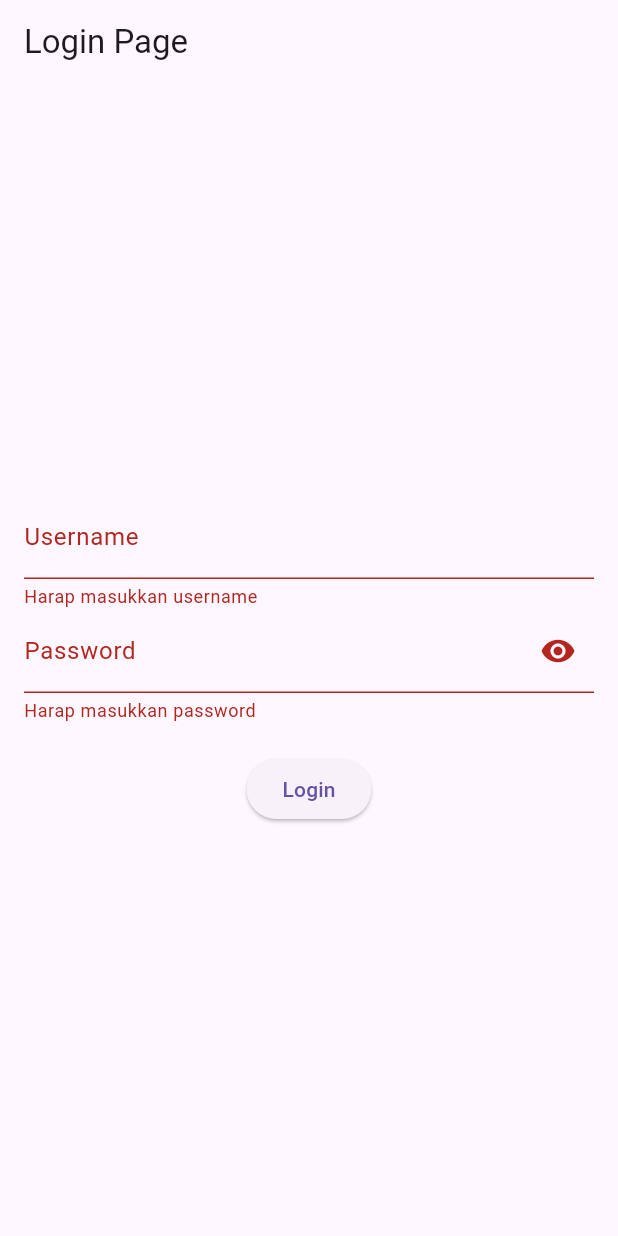
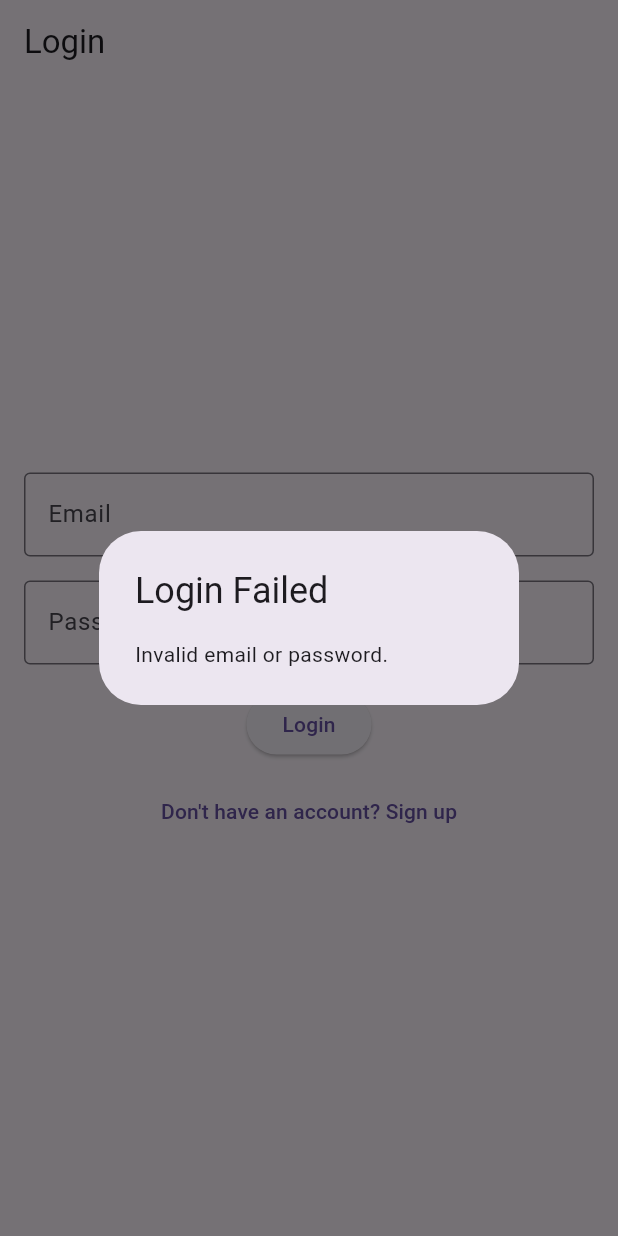
Before and after one commit to TEUNGKU-ZULKIFLI/ACEH_TICKET_TRAVEL_CAR, a Flutter app: the screen it shows after launch, after a tap on "Login", on a phone screen of 412 x 824 dp. Run offline on Flutter 3.47's test engine with Material 3 defaults, Android fonts, the light colour scheme and no system bars; our stand-ins replace flutter_local_notifications.

Commit message:
fajri mengedit page login_page.dart

```diff
--- a/lib/login_page.dart
+++ b/lib/login_page.dart
@@ -1,88 +1,307 @@
 import 'package:flutter/material.dart';
-import 'bottom_nav_page.dart';
 
+void main() {
+  runApp(const MyApp());
+}
+
+class MyApp extends StatelessWidget {
+  const MyApp({Key? key}) : super(key: key);
+
+  @override
+  Widget build(BuildContext context) {
+    return MaterialApp(
+      debugShowCheckedModeBanner: false,
+      title: 'Flutter Auth',
+      theme: ThemeData(
+        primarySwatch: Colors.blue,
+      ),
+      home: const LoginPage(),
+    );
+  }
+}
+
+// Halaman Login
 class LoginPage extends StatefulWidget {
+  const LoginPage({Key? key}) : super(key: key);
+
   @override
   _LoginPageState createState() => _LoginPageState();
 }
 
 class _LoginPageState extends State<LoginPage> {
-  final TextEditingController _usernameController = TextEditingController();
-  final TextEditingController _passwordController = TextEditingController();
-  final _formKey = GlobalKey<FormState>();
-  bool _isObscure = true;
+  final _emailController = TextEditingController();
+  final _passwordController = TextEditingController();
+
+  // Variabel untuk menyimpan email dan password yang didaftarkan
+  String? registeredEmail;
+  String? registeredPassword;
+
+  // Fungsi untuk menerima email dan password dari halaman SignUpPage
+  void registerAccount(String email, String password) {
+    setState(() {
+      registeredEmail = email;
+      registeredPassword = password;
+    });
+  }
 
   void _login() {
-    if (_formKey.currentState!.validate()) {
-      String username = _usernameController.text;
-      String password = _passwordController.text;
+    final email = _emailController.text;
+    final password = _passwordController.text;
 
-      // Simulasi autentikasi
-      if (username == 'admin' && password == '1') {
+    if (email == registeredEmail && password == registeredPassword) {
       Navigator.pushReplacement(
         context,
-          MaterialPageRoute(builder: (context) => BottomNavPage()),
+        MaterialPageRoute(
+          builder: (context) => HomePage(
+            email: registeredEmail!,
+          ),
+        ),
       );
     } else {
-        ScaffoldMessenger.of(context).showSnackBar(
-          SnackBar(content: Text('Username atau password salah')),
+      showDialog(
+        context: context,
+        builder: (context) {
+          return const AlertDialog(
+            title: Text('Login Failed'),
+            content: Text('Invalid email or password.'),
           );
-      }
+        },
+      );
     }
   }
 
   @override
   Widget build(BuildContext context) {
     return Scaffold(
-      appBar: AppBar(title: Text('Login Page')),
+      appBar: AppBar(
+        title: const Text('Login'),
+      ),
       body: Padding(
         padding: const EdgeInsets.all(16.0),
-        child: Form(
-          key: _formKey,
         child: Column(
           mainAxisAlignment: MainAxisAlignment.center,
           children: [
-              TextFormField(
-                controller: _usernameController,
-                decoration: InputDecoration(labelText: 'Username'),
-                validator: (value) {
-                  if (value == null || value.isEmpty) {
-                    return 'Harap masukkan username';
-                  }
-                  return null;
-                },
-              ),
-              TextFormField(
-                controller: _passwordController,
-                decoration: InputDecoration(
-                  labelText: 'Password',
-                  suffixIcon: IconButton(
-                    icon: Icon(
-                        _isObscure ? Icons.visibility : Icons.visibility_off),
-                    onPressed: () {
-                      setState(() {
-                        _isObscure = !_isObscure;
-                      });
-                    },
+            TextField(
+              controller: _emailController,
+              keyboardType: TextInputType.emailAddress,
+              decoration: const InputDecoration(
+                labelText: 'Email',
+                border: OutlineInputBorder(),
               ),
             ),
-                obscureText: _isObscure,
-                validator: (value) {
-                  if (value == null || value.isEmpty) {
-                    return 'Harap masukkan password';
-                  }
-                  return null;
-                },
+            const SizedBox(height: 16.0),
+            TextField(
+              controller: _passwordController,
+              obscureText: true,
+              decoration: const InputDecoration(
+                labelText: 'Password',
+                border: OutlineInputBorder(),
               ),
-              SizedBox(height: 20),
+            ),
+            const SizedBox(height: 16.0),
             ElevatedButton(
               onPressed: _login,
-                child: Text('Login'),
+              child: const Text('Login'),
+            ),
+            const SizedBox(height: 10.0),
+            TextButton(
+              onPressed: () {
+                Navigator.push(
+                  context,
+                  MaterialPageRoute(
+                    builder: (context) => SignUpPage(onSignUp: registerAccount),
+                  ),
+                );
+              },
+              child: const Text("Don't have an account? Sign up"),
             ),
           ],
-          ),
         ),
       ),
     );
   }
 }
+
+// Halaman Registrasi (Daftar Akun)
+class SignUpPage extends StatefulWidget {
+  final Function(String email, String password) onSignUp;
+
+  const SignUpPage({Key? key, required this.onSignUp}) : super(key: key);
+
+  @override
+  _SignUpPageState createState() => _SignUpPageState();
+}
+
+class _SignUpPageState extends State<SignUpPage> {
+  final _emailController = TextEditingController();
+  final _passwordController = TextEditingController();
+  final _confirmPasswordController = TextEditingController();
+
+  void _signUp() {
+    final email = _emailController.text;
+    final password = _passwordController.text;
+    final confirmPassword = _confirmPasswordController.text;
+
+    if (password == confirmPassword) {
+      // Mengirim email dan password ke halaman login melalui callback
+      widget.onSignUp(email, password);
+      Navigator.pop(context);
+    } else {
+      showDialog(
+        context: context,
+        builder: (context) {
+          return const AlertDialog(
+            title: Text('Sign Up Failed'),
+            content: Text('Passwords do not match.'),
+          );
+        },
+      );
+    }
+  }
+
+  @override
+  Widget build(BuildContext context) {
+    return Scaffold(
+      appBar: AppBar(
+        title: const Text('Sign Up'),
+      ),
+      body: Padding(
+        padding: const EdgeInsets.all(16.0),
+        child: Column(
+          mainAxisAlignment: MainAxisAlignment.center,
+          children: [
+            TextField(
+              controller: _emailController,
+              keyboardType: TextInputType.emailAddress,
+              decoration: const InputDecoration(
+                labelText: 'Email',
+                border: OutlineInputBorder(),
+              ),
+            ),
+            const SizedBox(height: 16.0),
+            TextField(
+              controller: _passwordController,
+              obscureText: true,
+              decoration: const InputDecoration(
+                labelText: 'Password',
+                border: OutlineInputBorder(),
+              ),
+            ),
+            const SizedBox(height: 16.0),
+            TextField(
+              controller: _confirmPasswordController,
+              obscureText: true,
+              decoration: const InputDecoration(
+                labelText: 'Confirm Password',
+                border: OutlineInputBorder(),
+              ),
+            ),
+            const SizedBox(height: 16.0),
+            ElevatedButton(
+              onPressed: _signUp,
+              child: const Text('Sign Up'),
+            ),
+          ],
+        ),
+      ),
+    );
+  }
+}
+
+// Halaman Beranda setelah login
+class HomePage extends StatelessWidget {
+  final String email;
+
+  const HomePage({Key? key, required this.email}) : super(key: key);
+
+  @override
+  Widget build(BuildContext context) {
+    return Scaffold(
+      appBar: AppBar(
+        title: const Text('Home Page'),
+        actions: [
+          IconButton(
+            onPressed: () {
+              // Logout dan kembali ke halaman login
+              Navigator.pushReplacement(
+                context,
+                MaterialPageRoute(builder: (context) => const LoginPage()),
+              );
+            },
+            icon: const Icon(Icons.logout),
+          ),
+        ],
+      ),
+      body: Padding(
+        padding: const EdgeInsets.all(16.0),
+        child: Column(
+          crossAxisAlignment: CrossAxisAlignment.start,
+          children: [
+            const SizedBox(height: 20),
+            Text(
+              'Welcome, $email!',
+              style: const TextStyle(
+                fontSize: 24,
+                fontWeight: FontWeight.bold,
+              ),
+            ),
+            const SizedBox(height: 20),
+            const Text(
+              'Menu Options:',
+              style: TextStyle(
+                fontSize: 20,
+                fontWeight: FontWeight.bold,
+              ),
+            ),
+            const SizedBox(height: 10),
+            ListTile(
+              leading: const Icon(Icons.person),
+              title: const Text('Profile'),
+              onTap: () {
+                // Navigasi ke halaman Profile
+                Navigator.push(
+                  context,
+                  MaterialPageRoute(builder: (context) => const ProfilePage()),
+                );
+              },
+            ),
+            ListTile(
+              leading: const Icon(Icons.settings),
+              title: const Text('Settings'),
+              onTap: () {
+                // Navigasi ke halaman Settings
+              },
+            ),
+            ListTile(
+              leading: const Icon(Icons.help),
+              title: const Text('Help'),
+              onTap: () {
+                // Navigasi ke halaman Help
+              },
+            ),
+          ],
+        ),
+      ),
+    );
+  }
+}
+
+// Halaman Profil
+class ProfilePage extends StatelessWidget {
+  const ProfilePage({Key? key}) : super(key: key);
+
+  @override
+  Widget build(BuildContext context) {
+    return Scaffold(
+      appBar: AppBar(
+        title: const Text('Profile'),
+      ),
+      body: const Center(
+        child: Text(
+          'This is the Profile Page.',
+          style: TextStyle(fontSize: 24),
+        ),
+      ),
+    );
+  }
+}
```
Lines whose indentation alone changed are shown as unchanged.
